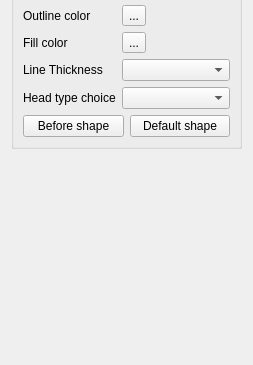
Old version of the form sources/Forms/formarrows.ui in the repository jose94752/ClipEdit; both pictures show x 0 to 253 and y 249 to 614 of the 253 by 614 pixel window.
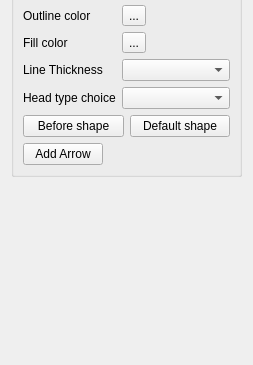
New version of the form. Custom widgets are drawn as their Qt base class.

Commit message: Add pushButtonAddArrow (text: Add Arrow) and method getAddPushButtonArrow(), new connect for it on the mainwindows.cpp

The edit to the form file:
```diff
--- a/sources/Forms/formarrows.ui
+++ b/sources/Forms/formarrows.ui
@@ -13,8 +13,14 @@
   <property name="windowTitle">
    <string>Form</string>
   </property>
+  <layout class="QVBoxLayout" name="verticalLayout_5">
+   <item>
   <layout class="QVBoxLayout" name="verticalLayout_4">
    <item>
+      <layout class="QVBoxLayout" name="verticalLayout_2">
+       <item>
+        <layout class="QVBoxLayout" name="verticalLayout">
+         <item>
     <widget class="QLabel" name="labelOptionsForArrows">
      <property name="sizePolicy">
       <sizepolicy hsizetype="Preferred" vsizetype="Fixed">
@@ -65,6 +71,8 @@
      </layout>
     </widget>
    </item>
+        </layout>
+       </item>
    <item>
     <widget class="QGroupBox" name="groupBoxArrowSettings">
      <property name="title">
@@ -157,8 +165,17 @@
         </item>
        </layout>
       </item>
-     </layout>
-    </widget>
+          <item row="7" column="0">
+           <widget class="QPushButton" name="pushButtonAddArrow">
+            <property name="text">
+             <string>Add Arrow</string>
+            </property>
+           </widget>
+          </item>
+         </layout>
+        </widget>
+       </item>
+      </layout>
    </item>
    <item>
     <spacer name="verticalSpacer">
@@ -172,6 +189,8 @@
       </size>
      </property>
     </spacer>
+     </item>
+    </layout>
    </item>
   </layout>
  </widget>
```
Lines whose indentation alone changed are shown as unchanged. The commit also changes 5 other files.
